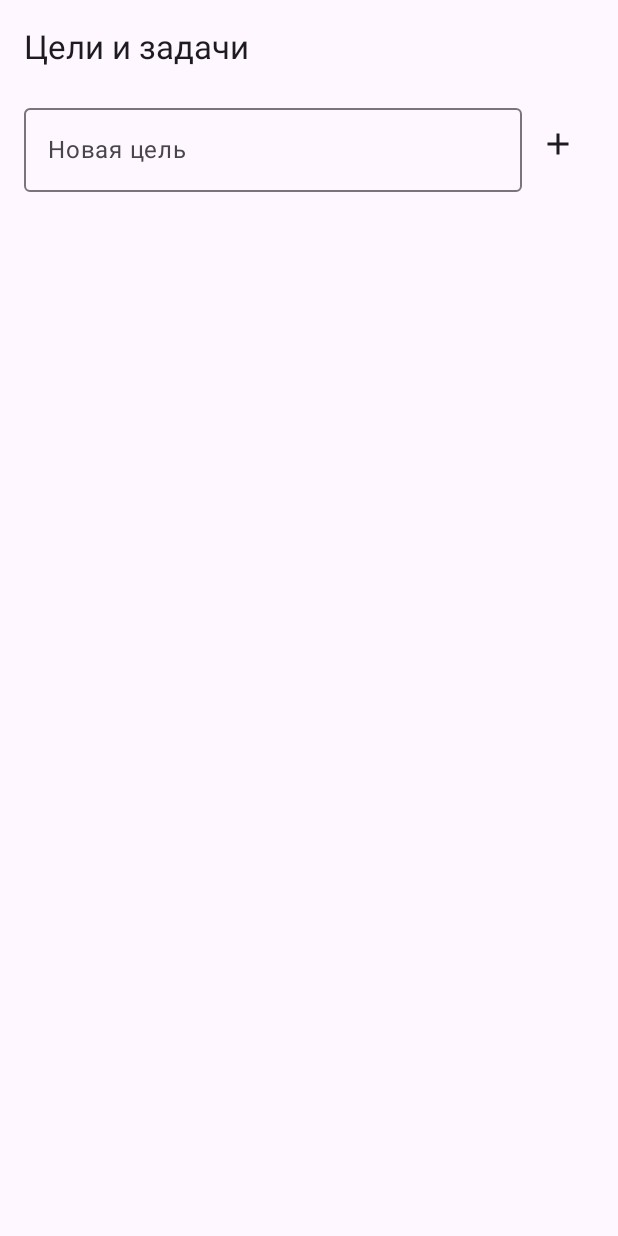
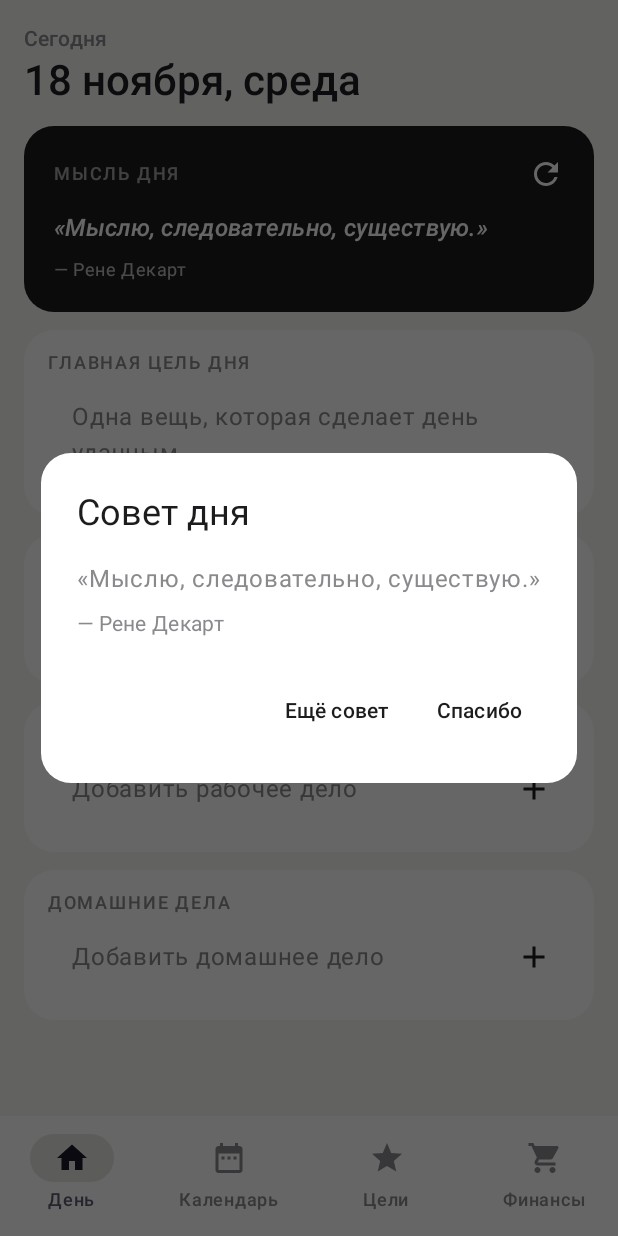
Before and after one commit to rafinad7656-netizen/goals-app, an Android app built with Jetpack Compose: the screen it shows after launch (MainActivity), on a phone screen of 412 x 824 dp. Run offline under Robolectric (Android 15) with nearby library versions, the phone set to English and light mode, and no system bars.

Commit message:
Add day planner, calendar, finances, daily tips and minimalist design
- Day tab: quote of the day, main goal, daily principle, work and home tasks
- Calendar tab with marks on days that have tasks
- Finances tab: income/expenses, balance, monthly totals
- Tip-of-the-day dialog on launch, sound on task completion
- Monochrome light/dark theme, bottom navigation

Co-Authored-By: Claude Opus 5.5 <noreply@anthropic.com>

```diff
--- /dev/null
+++ b/app/src/main/java/com/rafinad/goals/Data.kt
@@ -0,0 +1,97 @@
+package com.rafinad.goals
+
+import android.content.Context
+import org.json.JSONArray
+import org.json.JSONException
+import org.json.JSONObject
+import java.time.LocalDate
+
+data class Task(val title: String, val done: Boolean = false)
+
+data class Goal(val title: String, val tasks: List<Task> = emptyList()) {
+    val progress: Float
+        get() = if (tasks.isEmpty()) 0f else tasks.count { it.done }.toFloat() / tasks.size
+}
+
+data class Day(
+    val goal: String = "",
+    val postulate: String = "",
+    val work: List<Task> = emptyList(),
+    val home: List<Task> = emptyList(),
+)
+
+/** amount — целые тенге; date — ISO yyyy-MM-dd. */
+data class Money(val amount: Long, val income: Boolean, val note: String, val date: String)
+
+fun balance(items: List<Money>): Long = items.sumOf { if (it.income) it.amount else -it.amount }
+
+fun <T> List<T>.replace(i: Int, v: T) = toMutableList().also { it[i] = v }
+fun <T> List<T>.without(i: Int) = filterIndexed { j, _ -> j != i }
+
+/** Всё хранится в SharedPreferences JSON-строками: цели, каждый день отдельно, финансы. */
+class Store(context: Context) {
+    private val prefs = context.getSharedPreferences("goals", Context.MODE_PRIVATE)
+
+    fun goals(): List<Goal> = read(GOALS) { raw ->
+        objects(JSONArray(raw)).map { Goal(it.getString("title"), tasks(it.optJSONArray("tasks"))) }
+    } ?: emptyList()
+
+    fun saveGoals(goals: List<Goal>) = write(GOALS, JSONArray(goals.map {
+        JSONObject().put("title", it.title).put("tasks", tasksJson(it.tasks))
+    }))
+
+    fun day(date: LocalDate): Day = read(dayKey(date)) { raw ->
+        val o = JSONObject(raw)
+        Day(o.optString("goal"), o.optString("postulate"), tasks(o.optJSONArray("work")), tasks(o.optJSONArray("home")))
+    } ?: Day()
+
+    fun saveDay(date: LocalDate, d: Day) = write(dayKey(date), JSONObject()
+        .put("goal", d.goal).put("postulate", d.postulate)
+        .put("work", tasksJson(d.work)).put("home", tasksJson(d.home)))
+
+    /** Дни, в которых есть хотя бы одно дело — для точек в календаре. */
+    fun busyDays(): Set<LocalDate> = prefs.all.keys
+        .filter { DAY_KEY.matches(it) }
+        .map { LocalDate.parse(it.removePrefix("day_")) }
+        .filter { day(it).let { d -> d.work.isNotEmpty() || d.home.isNotEmpty() } }
+        .toSet()
+
+    fun money(): List<Money> = read(MONEY) { raw ->
+        objects(JSONArray(raw)).map {
+            Money(it.getLong("amount"), it.getBoolean("income"), it.optString("note"), it.getString("date"))
+        }
+    } ?: emptyList()
+
+    fun saveMoney(items: List<Money>) = write(MONEY, JSONArray(items.map {
+        JSONObject().put("amount", it.amount).put("income", it.income).put("note", it.note).put("date", it.date)
+    }))
+
+    private fun <T> read(key: String, parse: (String) -> T): T? {
+        val raw = prefs.getString(key, null) ?: return null
+        return try {
+            parse(raw)
+        } catch (e: JSONException) {
+            // keep the broken data so the next save doesn't wipe it for good
+            prefs.edit().putString("$key.corrupt", raw).apply()
+            null
+        }
+    }
+
+    private fun write(key: String, value: Any) = prefs.edit().putString(key, value.toString()).apply()
+
+    private fun objects(arr: JSONArray) = (0 until arr.length()).map { arr.getJSONObject(it) }
+
+    private fun tasks(arr: JSONArray?) =
+        if (arr == null) emptyList() else objects(arr).map { Task(it.getString("title"), it.getBoolean("done")) }
+
+    private fun tasksJson(tasks: List<Task>) =
+        JSONArray(tasks.map { JSONObject().put("title", it.title).put("done", it.done) })
+
+    private fun dayKey(date: LocalDate) = "day_$date"
+
+    private companion object {
+        const val GOALS = "data" // старый ключ, чтобы сохранённые цели не пропали
+        const val MONEY = "money"
+        val DAY_KEY = Regex("day_\\d{4}-\\d{2}-\\d{2}")
+    }
+}
--- /dev/null
+++ b/app/src/main/java/com/rafinad/goals/DayScreen.kt
@@ -0,0 +1,76 @@
+package com.rafinad.goals
+
+import androidx.compose.foundation.layout.*
+import androidx.compose.foundation.rememberScrollState
+import androidx.compose.foundation.verticalScroll
+import androidx.compose.material.icons.Icons
+import androidx.compose.material.icons.filled.Refresh
+import androidx.compose.material3.*
+import androidx.compose.runtime.*
+import androidx.compose.ui.Alignment
+import androidx.compose.ui.Modifier
+import androidx.compose.ui.text.font.FontStyle
+import androidx.compose.ui.text.font.FontWeight
+import androidx.compose.ui.unit.dp
+import androidx.compose.ui.unit.sp
+import java.time.LocalDate
+import java.time.format.DateTimeFormatter
+
+private val DAY_FORMAT = DateTimeFormatter.ofPattern("d MMMM, EEEE", RU)
+
+@Composable
+fun DayScreen(store: Store, date: LocalDate, tip: Quote, onNextTip: () -> Unit, onToday: () -> Unit) {
+    var day by remember(date) { mutableStateOf(store.day(date)) }
+    fun update(d: Day) { day = d; store.saveDay(date, d) }
+    val isToday = date == LocalDate.now()
+
+    Column(
+        Modifier.fillMaxSize().verticalScroll(rememberScrollState()).padding(16.dp),
+        verticalArrangement = Arrangement.spacedBy(12.dp),
+    ) {
+        Row(verticalAlignment = Alignment.CenterVertically) {
+            Column(Modifier.weight(1f)) {
+                Text(if (isToday) "Сегодня" else "${date.year}", style = MaterialTheme.typography.labelLarge,
+                    color = MaterialTheme.colorScheme.onSurfaceVariant)
+                Text(date.format(DAY_FORMAT), style = MaterialTheme.typography.headlineMedium, fontWeight = FontWeight.SemiBold)
+            }
+            if (!isToday) TextButton(onToday) { Text("К сегодня") }
+        }
+
+        QuoteCard(tip, onNextTip)
+
+        Section("Главная цель дня") {
+            PlainField(day.goal, { update(day.copy(goal = it)) }, "Одна вещь, которая сделает день удачным")
+        }
+        Section("Постулат дня") {
+            PlainField(day.postulate, { update(day.copy(postulate = it)) }, "Принцип, которому следую сегодня")
+        }
+        Section("Рабочие дела", progress(day.work)) {
+            TaskList(day.work, "Добавить рабочее дело") { update(day.copy(work = it)) }
+        }
+        Section("Домашние дела", progress(day.home)) {
+            TaskList(day.home, "Добавить домашнее дело") { update(day.copy(home = it)) }
+        }
+    }
+}
+
+private fun progress(tasks: List<Task>) = if (tasks.isEmpty()) null else "${tasks.count { it.done }}/${tasks.size}"
+
+@Composable
+private fun QuoteCard(q: Quote, onNext: () -> Unit) {
+    val c = MaterialTheme.colorScheme
+    Surface(Modifier.fillMaxWidth(), shape = CardShape, color = c.primary, contentColor = c.onPrimary) {
+        Column(Modifier.padding(start = 20.dp, end = 8.dp, top = 8.dp, bottom = 20.dp)) {
+            Row(verticalAlignment = Alignment.CenterVertically) {
+                Text("МЫСЛЬ ДНЯ", Modifier.weight(1f), style = MaterialTheme.typography.labelMedium,
+                    letterSpacing = 1.2.sp, color = c.onPrimary.copy(alpha = 0.6f))
+                IconButton(onNext) { Icon(Icons.Default.Refresh, "Другая мысль") }
+            }
+            Column(Modifier.padding(end = 12.dp)) {
+                Text("«${q.text}»", style = MaterialTheme.typography.titleMedium, fontStyle = FontStyle.Italic)
+                Spacer(Modifier.height(8.dp))
+                Text("— ${q.author}", style = MaterialTheme.typography.bodySmall, color = c.onPrimary.copy(alpha = 0.7f))
+            }
+        }
+    }
+}
--- a/app/src/main/java/com/rafinad/goals/MainActivity.kt
+++ b/app/src/main/java/com/rafinad/goals/MainActivity.kt
@@ -3,87 +3,82 @@ package com.rafinad.goals
 import android.os.Bundle
 import androidx.activity.ComponentActivity
 import androidx.activity.compose.setContent
-import androidx.compose.foundation.clickable
+import androidx.activity.enableEdgeToEdge
 import androidx.compose.foundation.layout.*
-import androidx.compose.foundation.lazy.LazyColumn
-import androidx.compose.foundation.lazy.itemsIndexed
 import androidx.compose.material.icons.Icons
-import androidx.compose.material.icons.filled.Add
-import androidx.compose.material.icons.filled.Delete
+import androidx.compose.material.icons.filled.DateRange
+import androidx.compose.material.icons.filled.Home
+import androidx.compose.material.icons.filled.ShoppingCart
+import androidx.compose.material.icons.filled.Star
 import androidx.compose.material3.*
 import androidx.compose.runtime.*
-import androidx.compose.ui.Alignment
+import androidx.compose.runtime.saveable.rememberSaveable
 import androidx.compose.ui.Modifier
+import androidx.compose.ui.graphics.vector.ImageVector
 import androidx.compose.ui.unit.dp
+import java.time.LocalDate
+import kotlin.random.Random
 
 class MainActivity : ComponentActivity() {
     override fun onCreate(savedInstanceState: Bundle?) {
         super.onCreate(savedInstanceState)
-        val store = GoalStore(this)
-        setContent { MaterialTheme { GoalsScreen(store) } }
+        enableEdgeToEdge()
+        val store = Store(this)
+        setContent { AppTheme { App(store) } }
     }
 }
 
-@OptIn(ExperimentalMaterial3Api::class)
+enum class Tab(val label: String, val icon: ImageVector) {
+    DAY("День", Icons.Default.Home),
+    CALENDAR("Календарь", Icons.Default.DateRange),
+    GOALS("Цели", Icons.Default.Star),
+    MONEY("Финансы", Icons.Default.ShoppingCart),
+}
+
 @Composable
-fun GoalsScreen(store: GoalStore) {
-    var goals by remember { mutableStateOf(store.load()) }
-    var expanded by remember { mutableStateOf<Int?>(null) }
-    fun update(new: List<Goal>) { goals = new; store.save(new) }
+fun App(store: Store) {
+    var tab by rememberSaveable { mutableStateOf(Tab.DAY) }
+    var date by rememberSaveable { mutableStateOf(LocalDate.now()) }
+    var tip by rememberSaveable { mutableIntStateOf(Random.nextInt(QUOTES.size)) }
+    var showTip by rememberSaveable { mutableStateOf(true) }
+    val nextTip = { tip = (tip + 1 + Random.nextInt(QUOTES.size - 1)) % QUOTES.size }
 
-    Scaffold(topBar = { TopAppBar(title = { Text("Цели и задачи") }) }) { pad ->
-        Column(Modifier.padding(pad).padding(horizontal = 16.dp)) {
-            AddRow("Новая цель") { update(goals + Goal(it)) }
-            LazyColumn {
-                itemsIndexed(goals) { i, goal ->
-                    GoalCard(
-                        goal = goal,
-                        expanded = expanded == i,
-                        onClick = { expanded = if (expanded == i) null else i },
-                        onChange = { g -> update(goals.toMutableList().also { it[i] = g }) },
-                        onDelete = { update(goals.filterIndexed { j, _ -> j != i }); expanded = null },
-                    )
+    Scaffold(
+        containerColor = MaterialTheme.colorScheme.background,
+        bottomBar = {
+            NavigationBar(containerColor = MaterialTheme.colorScheme.surface) {
+                Tab.entries.forEach { t ->
+                    NavigationBarItem(tab == t, { tab = t }, icon = { Icon(t.icon, null) }, label = { Text(t.label) })
                 }
+            }
+        },
+    ) { pad ->
+        Box(Modifier.padding(pad)) {
+            when (tab) {
+                Tab.DAY -> DayScreen(store, date, QUOTES[tip], nextTip) { date = LocalDate.now() }
+                Tab.CALENDAR -> CalendarScreen(store, date) { date = it; tab = Tab.DAY }
+                Tab.GOALS -> GoalsScreen(store)
+                Tab.MONEY -> MoneyScreen(store)
             }
         }
     }
-}
 
-@Composable
-fun GoalCard(goal: Goal, expanded: Boolean, onClick: () -> Unit, onChange: (Goal) -> Unit, onDelete: () -> Unit) {
-    Card(Modifier.fillMaxWidth().padding(vertical = 4.dp).clickable(onClick = onClick)) {
-        Column(Modifier.padding(12.dp)) {
-            Row(verticalAlignment = Alignment.CenterVertically) {
-                Text(goal.title, Modifier.weight(1f), style = MaterialTheme.typography.titleMedium)
-                Text("${goal.tasks.count { it.done }}/${goal.tasks.size}")
-                IconButton(onClick = onDelete) { Icon(Icons.Default.Delete, "Удалить цель") }
-            }
-            LinearProgressIndicator(progress = { goal.progress }, modifier = Modifier.fillMaxWidth())
-            if (expanded) {
-                goal.tasks.forEachIndexed { j, task ->
-                    Row(verticalAlignment = Alignment.CenterVertically) {
-                        Checkbox(task.done, { done ->
-                            onChange(goal.copy(tasks = goal.tasks.toMutableList().also { it[j] = task.copy(done = done) }))
-                        })
-                        Text(task.title, Modifier.weight(1f))
-                        IconButton(onClick = { onChange(goal.copy(tasks = goal.tasks.filterIndexed { k, _ -> k != j })) }) {
-                            Icon(Icons.Default.Delete, "Удалить задачу")
-                        }
-                    }
+    if (showTip) {
+        val q = QUOTES[tip]
+        AlertDialog(
+            onDismissRequest = { showTip = false },
+            confirmButton = { TextButton({ showTip = false }) { Text("Спасибо") } },
+            dismissButton = { TextButton(nextTip) { Text("Ещё совет") } },
+            title = { Text("Совет дня") },
+            text = {
+                Column {
+                    Text("«${q.text}»", style = MaterialTheme.typography.bodyLarge)
+                    Spacer(Modifier.height(8.dp))
+                    Text("— ${q.author}", color = MaterialTheme.colorScheme.onSurfaceVariant)
                 }
-                AddRow("Новая задача") { onChange(goal.copy(tasks = goal.tasks + Task(it))) }
-            }
-        }
+            },
+            shape = CardShape,
+            containerColor = MaterialTheme.colorScheme.surface,
+        )
     }
 }
-
-@Composable
-fun AddRow(hint: String, onAdd: (String) -> Unit) {
-    var text by remember { mutableStateOf("") }
-    Row(verticalAlignment = Alignment.CenterVertically) {
-        OutlinedTextField(text, { text = it }, Modifier.weight(1f), label = { Text(hint) }, singleLine = true)
-        IconButton(onClick = { if (text.isNotBlank()) { onAdd(text.trim()); text = "" } }) {
-            Icon(Icons.Default.Add, "Добавить")
-        }
-    }
-}
--- /dev/null
+++ b/app/src/main/java/com/rafinad/goals/Quotes.kt
@@ -0,0 +1,34 @@
+package com.rafinad.goals
+
+data class Quote(val text: String, val author: String)
+
+val QUOTES = listOf(
+    Quote("Пока мы откладываем жизнь, она проходит.", "Сенека"),
+    Quote("Мы страдаем чаще в воображении, чем в действительности.", "Сенека"),
+    Quote("Не потому, что вещи трудны, мы не осмеливаемся; они трудны потому, что мы не осмеливаемся.", "Сенека"),
+    Quote("Считай каждый день отдельной жизнью.", "Сенека"),
+    Quote("Наша жизнь есть то, что мы думаем о ней.", "Марк Аврелий"),
+    Quote("Лучший способ отомстить — не уподобляться обидчику.", "Марк Аврелий"),
+    Quote("Если не подобает — не делай; если не истинно — не говори.", "Марк Аврелий"),
+    Quote("Очень немногое нужно для счастливой жизни.", "Марк Аврелий"),
+    Quote("Не трать остаток жизни на мысли о других, если это не служит общему благу.", "Марк Аврелий"),
+    Quote("Людей тревожат не события, а их мнения о событиях.", "Эпиктет"),
+    Quote("Одни вещи в нашей власти, другие — нет.", "Эпиктет"),
+    Quote("Богат не тот, у кого много, а тот, кому мало нужно.", "Эпиктет"),
+    Quote("Неважно, как медленно ты идёшь, главное — не останавливаться.", "Конфуций"),
+    Quote("Учиться и не размышлять — напрасно терять время.", "Конфуций"),
+    Quote("Путь в тысячу ли начинается с первого шага.", "Лао-цзы"),
+    Quote("Знающий других — умён, знающий себя — просветлён.", "Лао-цзы"),
+    Quote("Я знаю, что ничего не знаю.", "Сократ"),
+    Quote("Жизнь без исследования не стоит того, чтобы её жить.", "Сократ"),
+    Quote("Счастье зависит от нас самих.", "Аристотель"),
+    Quote("Нельзя дважды войти в одну и ту же реку.", "Гераклит"),
+    Quote("Характер человека — его судьба.", "Гераклит"),
+    Quote("Кому мало достаточного, тому ничего не достаточно.", "Эпикур"),
+    Quote("У кого есть «зачем» жить, тот выдержит почти любое «как».", "Фридрих Ницше"),
+    Quote("Человек — лишь тростник, слабейший в природе, но тростник мыслящий.", "Блез Паскаль"),
+    Quote("Мыслю, следовательно, существую.", "Рене Декарт"),
+    Quote("Все думают изменить мир, но никто не думает изменить себя.", "Лев Толстой"),
+    Quote("Звёздное небо надо мной и моральный закон во мне.", "Иммануил Кант"),
+    Quote("Не смеяться, не плакать, не проклинать, но понимать.", "Бенедикт Спиноза"),
+)
--- /dev/null
+++ b/app/src/main/java/com/rafinad/goals/Ui.kt
@@ -0,0 +1,127 @@
+package com.rafinad.goals
+
+import android.media.AudioManager
+import android.media.ToneGenerator
+import androidx.compose.foundation.isSystemInDarkTheme
+import androidx.compose.foundation.layout.*
+import androidx.compose.foundation.shape.RoundedCornerShape
+import androidx.compose.foundation.text.KeyboardActions
+import androidx.compose.foundation.text.KeyboardOptions
+import androidx.compose.material.icons.Icons
+import androidx.compose.material.icons.filled.Add
+import androidx.compose.material.icons.filled.Close
+import androidx.compose.material3.*
+import androidx.compose.runtime.*
+import androidx.compose.ui.Alignment
+import androidx.compose.ui.Modifier
+import androidx.compose.ui.graphics.Color
+import androidx.compose.ui.text.font.FontWeight
+import androidx.compose.ui.text.input.ImeAction
+import androidx.compose.ui.text.style.TextDecoration
+import androidx.compose.ui.unit.dp
+import androidx.compose.ui.unit.sp
+import java.util.Locale
+
+val RU: Locale = Locale.forLanguageTag("ru")
+val CardShape = RoundedCornerShape(20.dp)
+val Income = Color(0xFF2E7D5B)
+val Expense = Color(0xFFC0392B)
+
+private val Light = lightColorScheme(
+    primary = Color(0xFF1C1C1E), onPrimary = Color.White,
+    background = Color(0xFFF5F5F3), surface = Color.White, onSurface = Color(0xFF1C1C1E),
+    surfaceVariant = Color(0xFFECECEA), onSurfaceVariant = Color(0xFF8A8A8E),
+    secondaryContainer = Color(0xFFE6E6E3),
+)
+private val Dark = darkColorScheme(
+    primary = Color(0xFFF2F2F2), onPrimary = Color(0xFF111111),
+    background = Color(0xFF0F0F10), surface = Color(0xFF1A1A1C), onSurface = Color(0xFFF2F2F2),
+    surfaceVariant = Color(0xFF26262A), onSurfaceVariant = Color(0xFF8E8E93),
+    secondaryContainer = Color(0xFF2C2C30),
+)
+
+@Composable
+fun AppTheme(content: @Composable () -> Unit) =
+    MaterialTheme(colorScheme = if (isSystemInDarkTheme()) Dark else Light, content = content)
+
+// ToneGenerator can fail on some devices — then the app just stays silent
+private val tone: ToneGenerator? by lazy { runCatching { ToneGenerator(AudioManager.STREAM_NOTIFICATION, 80) }.getOrNull() }
+
+fun playDone() {
+    tone?.startTone(ToneGenerator.TONE_PROP_ACK, 150)
+}
+
+fun money(v: Long) = String.format(RU, "%,d ₸", v)
+
+@Composable
+fun ScreenTitle(text: String) =
+    Text(text, style = MaterialTheme.typography.headlineMedium, fontWeight = FontWeight.SemiBold,
+        modifier = Modifier.padding(top = 8.dp, bottom = 4.dp))
+
+@Composable
+fun Section(title: String, trailing: String? = null, content: @Composable ColumnScope.() -> Unit) {
+    Surface(Modifier.fillMaxWidth(), shape = CardShape, color = MaterialTheme.colorScheme.surface) {
+        Column(Modifier.padding(horizontal = 16.dp, vertical = 14.dp)) {
+            Row {
+                Text(title.uppercase(), Modifier.weight(1f), style = MaterialTheme.typography.labelMedium,
+                    letterSpacing = 1.2.sp, color = MaterialTheme.colorScheme.onSurfaceVariant)
+                if (trailing != null) Text(trailing, style = MaterialTheme.typography.labelMedium,
+                    color = MaterialTheme.colorScheme.onSurfaceVariant)
+            }
+            content()
+        }
+    }
+}
+
+@Composable
+fun PlainField(
+    value: String,
+    onChange: (String) -> Unit,
+    placeholder: String,
+    modifier: Modifier = Modifier,
+    keyboard: KeyboardOptions = KeyboardOptions.Default,
+    actions: KeyboardActions = KeyboardActions.Default,
+    singleLine: Boolean = false,
+) {
+    val clear = Color.Transparent
+    TextField(
+        value, onChange, modifier.fillMaxWidth(),
+        placeholder = { Text(placeholder, color = MaterialTheme.colorScheme.onSurfaceVariant) },
+        singleLine = singleLine, keyboardOptions = keyboard, keyboardActions = actions,
+        colors = TextFieldDefaults.colors(
+            focusedContainerColor = clear, unfocusedContainerColor = clear,
+            focusedIndicatorColor = clear, unfocusedIndicatorColor = clear,
+        ),
+    )
+}
+
+@Composable
+fun AddRow(hint: String, onAdd: (String) -> Unit) {
+    var text by remember { mutableStateOf("") }
+    fun submit() {
+        if (text.isNotBlank()) { onAdd(text.trim()); text = "" }
+    }
+    Row(verticalAlignment = Alignment.CenterVertically) {
+        PlainField(text, { text = it }, hint, Modifier.weight(1f),
+            KeyboardOptions(imeAction = ImeAction.Done), KeyboardActions(onDone = { submit() }), singleLine = true)
+        IconButton(onClick = { submit() }) { Icon(Icons.Default.Add, "Добавить") }
+    }
+}
+
+@Composable
+fun TaskList(tasks: List<Task>, hint: String, onChange: (List<Task>) -> Unit) {
+    val muted = MaterialTheme.colorScheme.onSurfaceVariant
+    tasks.forEachIndexed { i, task ->
+        Row(verticalAlignment = Alignment.CenterVertically) {
+            Checkbox(task.done, { done ->
+                if (done) playDone()
+                onChange(tasks.replace(i, task.copy(done = done)))
+            })
+            Text(task.title, Modifier.weight(1f),
+                color = if (task.done) muted else Color.Unspecified,
+                textDecoration = if (task.done) TextDecoration.LineThrough else null)
+            IconButton(onClick = { onChange(tasks.without(i)) }) { Icon(Icons.Default.Close, "Удалить", tint = muted) }
+        }
+    }
+    AddRow(hint) { onChange(tasks + Task(it)) }
+}
```
Also changed, not shown: app/src/main/java/com/rafinad/goals/CalendarScreen.kt (added, +83 -0 lines), app/src/main/java/com/rafinad/goals/Goal.kt (deleted, +0 -49 lines), app/src/main/java/com/rafinad/goals/GoalsScreen.kt (added, +52 -0 lines), app/src/main/java/com/rafinad/goals/MoneyScreen.kt (added, +89 -0 lines), 2 other files.
